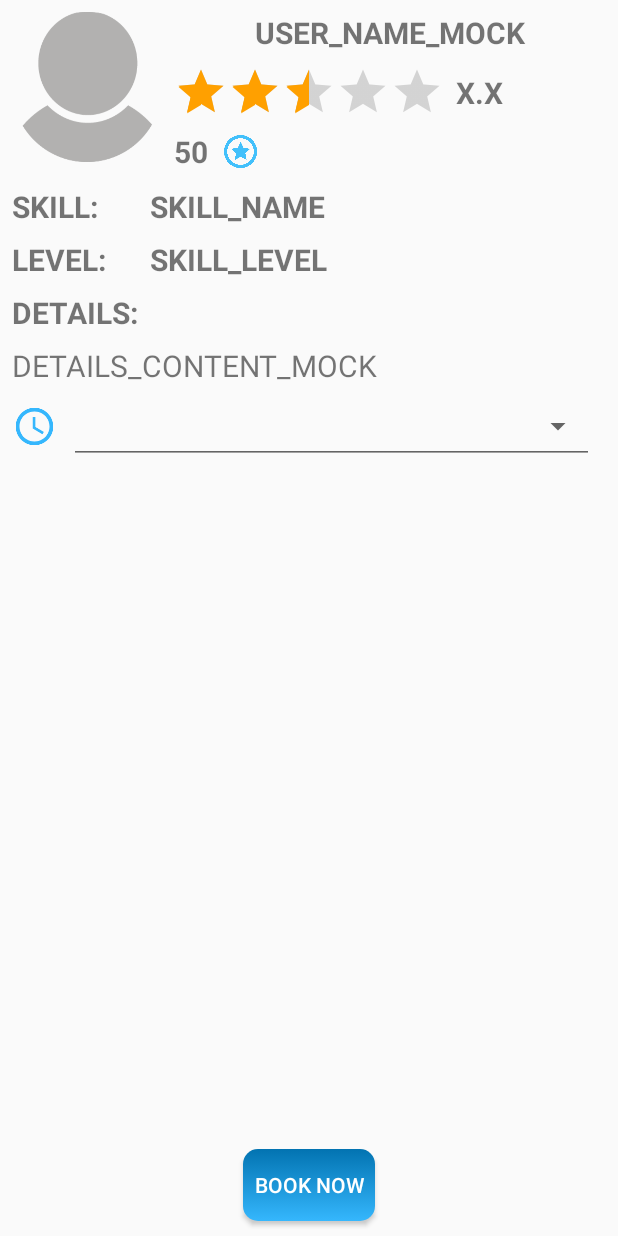
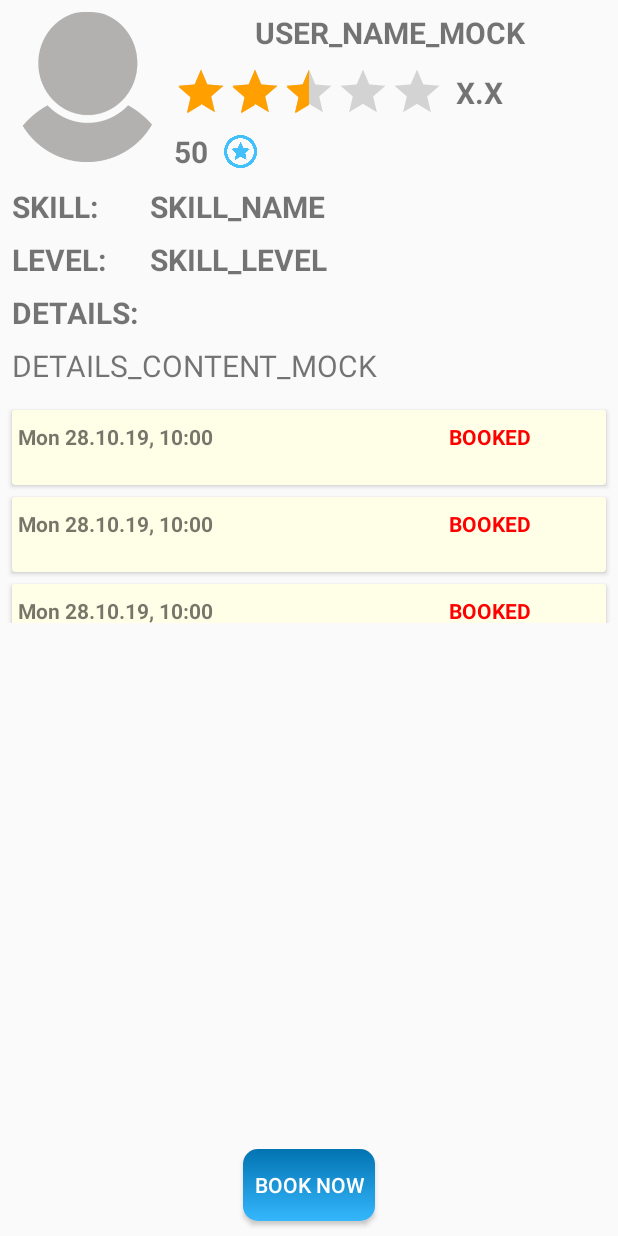
Before and after one commit to JenyaKapul/SkillBarter, an Android app: the layout activity_service_details.xml on its own in the app's theme, with its tools: preview values and no code run, on a phone screen of 412 x 824 dp. Run offline under Robolectric (Android 15) with nearby library versions, the phone set to English and light mode, and no system bars.

Commit message:
Added recycleview for dates suggested

```diff
--- a/CODE/app/src/main/java/com/example/user/skillbarter/adapters/AvailableDateAdapter.java
+++ b/CODE/app/src/main/java/com/example/user/skillbarter/adapters/AvailableDateAdapter.java
@@ -54,7 +54,7 @@ public class AvailableDateAdapter extends FirestoreRecyclerAdapter<AvailableDate
     @NonNull
     @Override
     public AvailableDateHolder onCreateViewHolder(@NonNull ViewGroup parent, int viewType) {
-        View v = LayoutInflater.from(parent.getContext()).inflate(R.layout.available_date_item,
+        View v = LayoutInflater.from(parent.getContext()).inflate(R.layout.my_date_item,
                 parent, false);
         return new AvailableDateHolder(v);
     }
--- a/CODE/app/src/main/res/layout/activity_available_dates_manager.xml
+++ b/CODE/app/src/main/res/layout/activity_available_dates_manager.xml
@@ -11,7 +11,7 @@
         android:id="@+id/recycler_view"
         android:layout_width="match_parent"
         android:layout_height="match_parent"
-        tools:listitem="@layout/available_date_item"/>
+        tools:listitem="@layout/my_date_item"/>
 
     <android.support.design.widget.FloatingActionButton
         android:id="@+id/add_button"
--- a/CODE/app/src/main/res/layout/activity_service_details.xml
+++ b/CODE/app/src/main/res/layout/activity_service_details.xml
@@ -169,32 +169,15 @@
         android:orientation="vertical"
         app:layout_constraintGuide_begin="100dp" />
 
-    <!-- Time and Date Spinner -->
-    <RelativeLayout
+    <android.support.v7.widget.RecyclerView
+        android:id="@+id/recycler_view"
         android:layout_width="match_parent"
-        android:layout_height="wrap_content"
+        android:layout_height="150dp"
+        android:layout_marginTop="8dp"
         app:layout_constraintStart_toStartOf="@+id/details_content_text_view"
         app:layout_constraintTop_toBottomOf="@+id/details_content_text_view"
-        android:layout_marginEnd="16dp"
-        >
-
-        <ImageView
-            android:id="@+id/icon_points"
-            style="@style/AppTheme.FilterIcon"
-            android:layout_centerVertical="true"
-            app:srcCompat="@drawable/ic_time"
-            android:tint="@color/colorPrimary"
-            />
-
-        <Spinner
-            android:id="@+id/date_picker_spinner"
-            style="@style/AppTheme.FilterSpinner"
-            android:layout_centerVertical="true"
-            android:layout_toEndOf="@+id/icon_points"
-            android:layout_height="50dp"
-             />
-
-    </RelativeLayout>
+        android:layout_marginBottom="150dp"
+        tools:listitem="@layout/service_date_item"/>
 
     <Button
         android:id="@+id/booking_button"
--- /dev/null
+++ b/CODE/app/src/main/res/layout/service_date_item.xml
@@ -0,0 +1,55 @@
+<?xml version="1.0" encoding="utf-8"?>
+<android.support.v7.widget.CardView xmlns:android="http://schemas.android.com/apk/res/android"
+    xmlns:app="http://schemas.android.com/apk/res-auto"
+    xmlns:tools="http://schemas.android.com/tools"
+    android:layout_width="match_parent"
+    android:layout_height="50dp"
+    android:layout_marginEnd="8dp"
+    android:layout_marginStart="8dp"
+    android:layout_marginTop="8dp"
+    app:cardBackgroundColor="#FFFFE8">
+
+    <android.support.constraint.ConstraintLayout
+        android:layout_width="match_parent"
+        android:layout_height="wrap_content"
+        android:layout_margin="4dp">
+
+<!--        <CheckBox-->
+<!--            android:id="@+id/date_selected_checkbox"-->
+<!--            android:layout_width="wrap_content"-->
+<!--            android:layout_height="wrap_content"-->
+<!--            android:layout_marginStart="8dp"-->
+<!--            app:layout_constraintBottom_toBottomOf="parent"-->
+<!--            app:layout_constraintDimensionRatio="1:1"-->
+<!--            app:layout_constraintStart_toStartOf="parent"-->
+<!--            app:layout_constraintTop_toTopOf="parent" />-->
+
+        <TextView
+            android:id="@+id/timestamp_text_view"
+            android:layout_width="wrap_content"
+            android:layout_height="wrap_content"
+            tools:text="Mon 28.10.19, 10:00"
+            android:textSize="14sp"
+            android:textStyle="bold"
+            app:layout_constraintBottom_toBottomOf="parent"
+            app:layout_constraintTop_toTopOf="parent" />
+
+        <TextView
+            android:id="@+id/booked_text_view"
+            android:layout_width="wrap_content"
+            android:layout_height="wrap_content"
+            android:layout_marginTop="4dp"
+            android:layout_marginBottom="4dp"
+            android:text="BOOKED"
+            android:textColor="@color/red"
+            android:textSize="14sp"
+            android:textStyle="bold"
+            app:layout_constraintBottom_toBottomOf="parent"
+            app:layout_constraintEnd_toEndOf="parent"
+            app:layout_constraintHorizontal_bias="0.775"
+            app:layout_constraintStart_toEndOf="@+id/timestamp_text_view"
+            app:layout_constraintTop_toTopOf="parent" />
+
+    </android.support.constraint.ConstraintLayout>
+
+</android.support.v7.widget.CardView>
--- a/CODE/app/src/main/res/values/colors.xml
+++ b/CODE/app/src/main/res/values/colors.xml
@@ -14,4 +14,5 @@
     <color name="black">#000000</color>
     <color name="primary_text">#212121</color>
     <color name="red">#ff0000</color>
+    <color name="yellow_card">#FFFFE8</color>
 </resources>
```
Also changed, not shown: CODE/app/src/main/java/com/example/user/skillbarter/ServiceDetailsActivity.java (+73 -69 lines), CODE/app/src/main/java/com/example/user/skillbarter/adapters/ServiceDetailsAdapter.java (added, +84 -0 lines), CODE/app/src/main/res/layout/my_date_item.xml (renamed from CODE/app/src/main/res/layout/available_date_item.xml).
